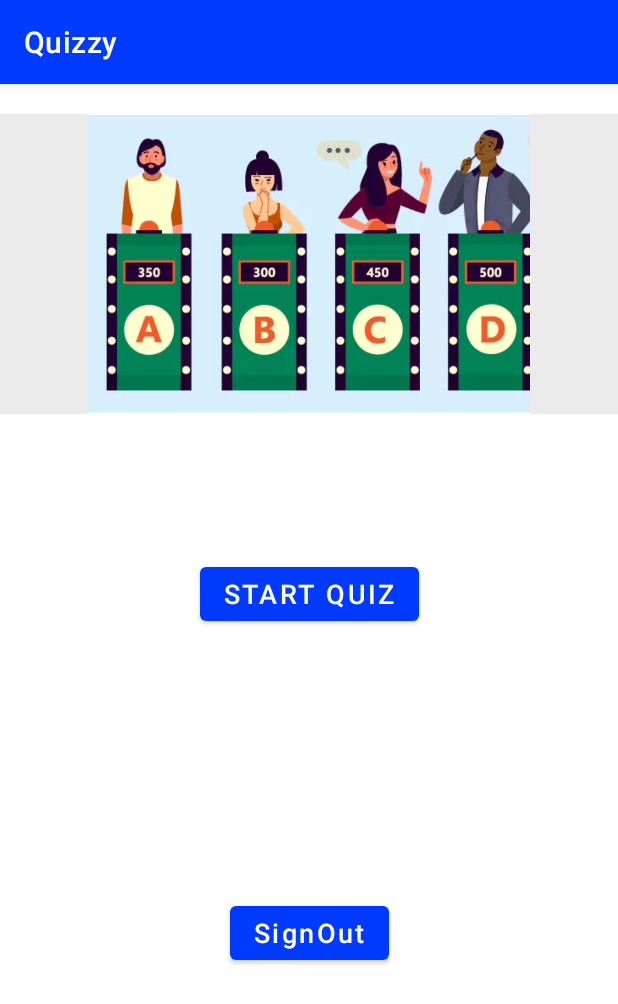
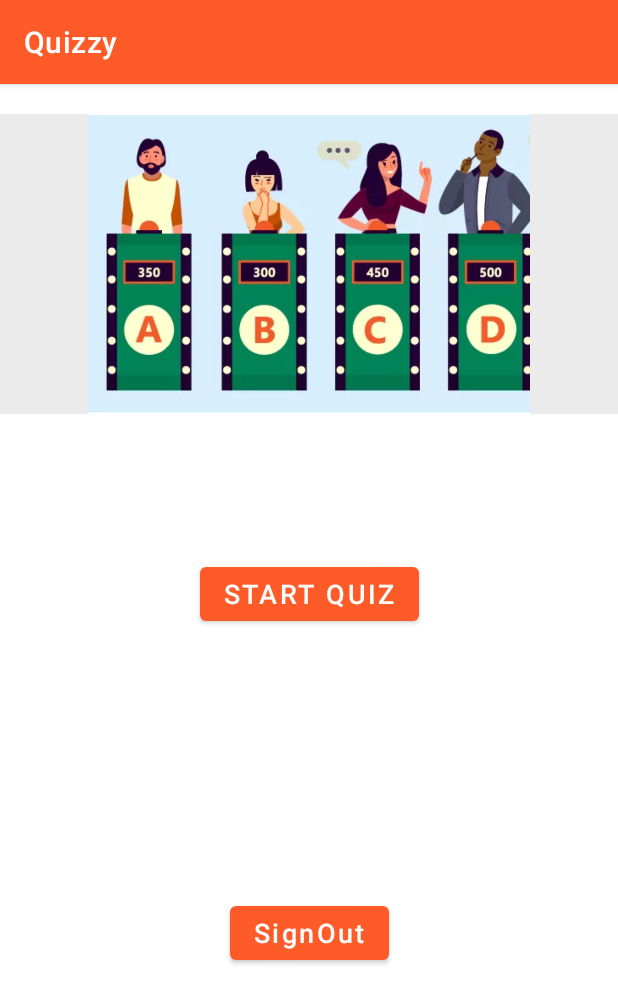
Before and after one commit to kaushal5504/Quizzy, an Android app: the screen it shows after launch once a user with an empty profile is signed in (MainActivity), on a phone screen of 412 x 824 dp. Shown: the top 1004 px of the screen. Run offline under Robolectric (Android 15) with nearby library versions, the light colour scheme and no system bars; our stand-ins replace Firebase (no records; nobody signed in at launch, a user with empty details on screens opened directly).

Commit message:
changes in colors

```diff
--- a/app/src/main/res/drawable/question_layout.xml
+++ b/app/src/main/res/drawable/question_layout.xml
@@ -4,10 +4,7 @@
     <solid
         android:color="@color/newcolor"
         />
-    <gradient
-        android:startColor="#053BF8"
-        android:endColor="@color/white"
-        android:angle="10"/>
+
     <corners
         android:topLeftRadius="10dp"
         android:topRightRadius="10dp"
--- a/app/src/main/res/values/colors.xml
+++ b/app/src/main/res/values/colors.xml
@@ -7,5 +7,5 @@
     <color name="teal_700">#FF018786</color>
     <color name="black">#FF000000</color>
     <color name="white">#FFFFFFFF</color>
-    <color name="newcolor">#0039FF</color>
+    <color name="newcolor">#FF5B28</color>
 </resources>
```
